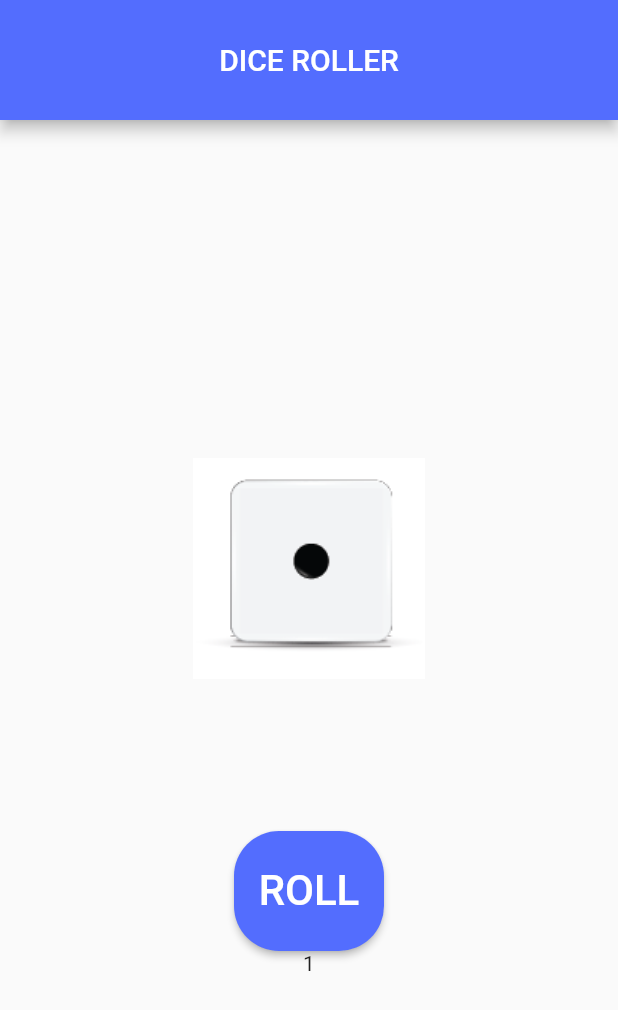
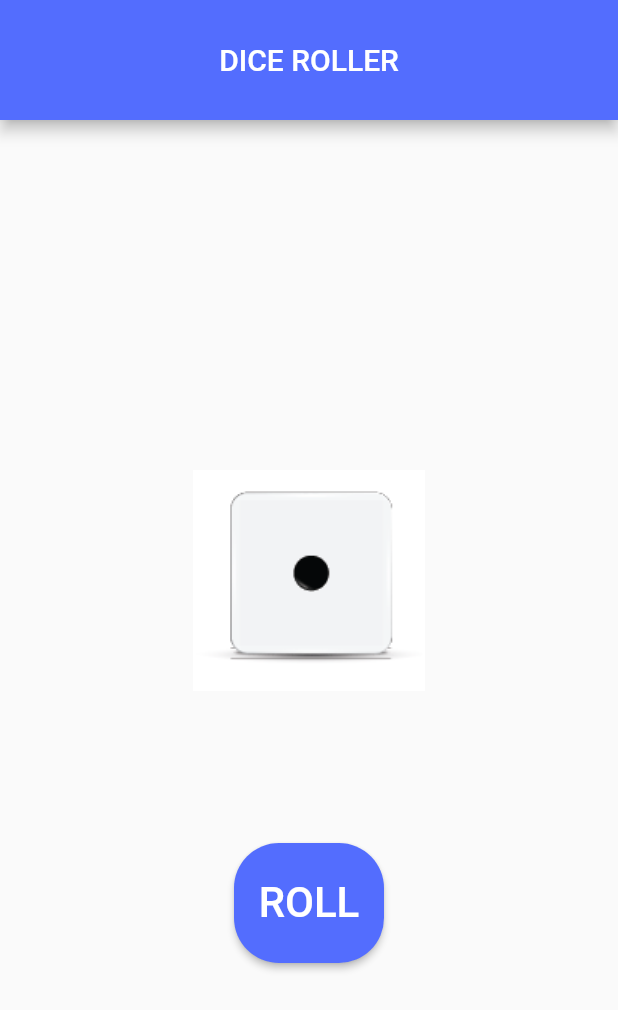
Before and after one commit to patryklaskowski1/dice_roller, a Flutter app: the screen it shows after launch, on a phone screen of 412 x 824 dp. Shown: the top 1010 px of the screen. Run offline on Flutter 3.47's test engine with Material 2 defaults, Android fonts, the phone set to English and light mode, and no system bars.

```diff
--- a/lib/main.dart
+++ b/lib/main.dart
@@ -60,13 +60,12 @@ class _MyAppState extends State<MyApp> {
                   ),
                 ),
                 onPressed: () {
-                  setState(() {
-                    number = randomNumber.nextInt(6) + 1;
-                  });
+                  setState(
+                    () {
+                      number = randomNumber.nextInt(6) + 1;
+                    },
+                  );
                 },
-              ),
-              Text(
-                number.toString(),
               ),
             ],
           ),
```
